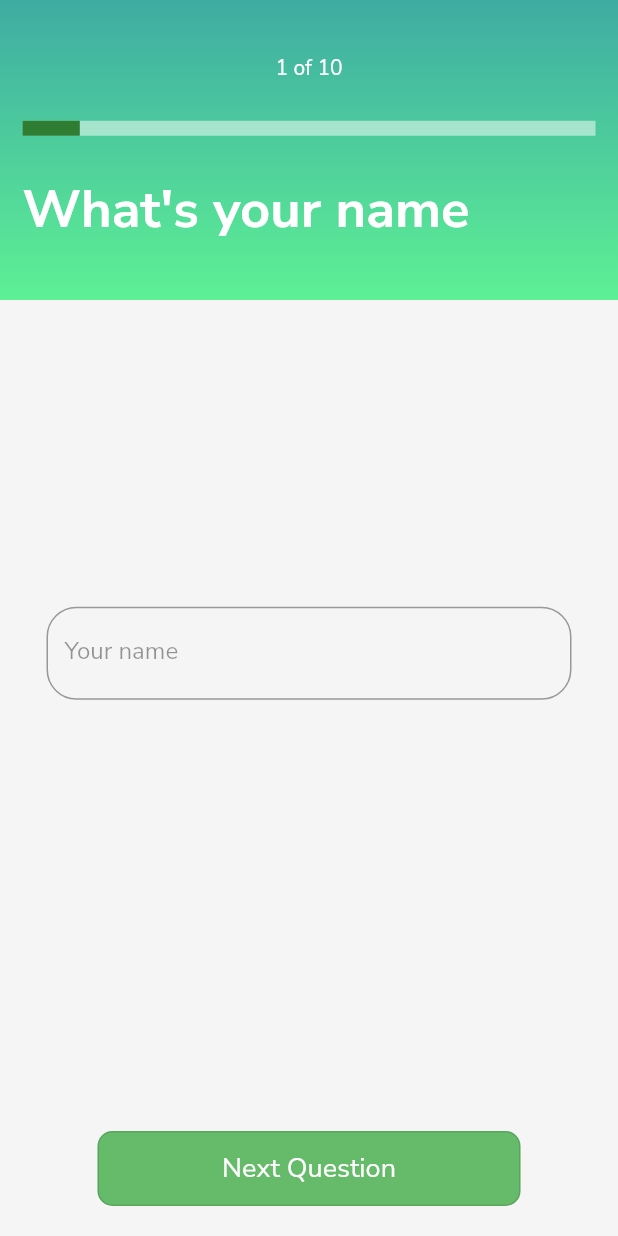
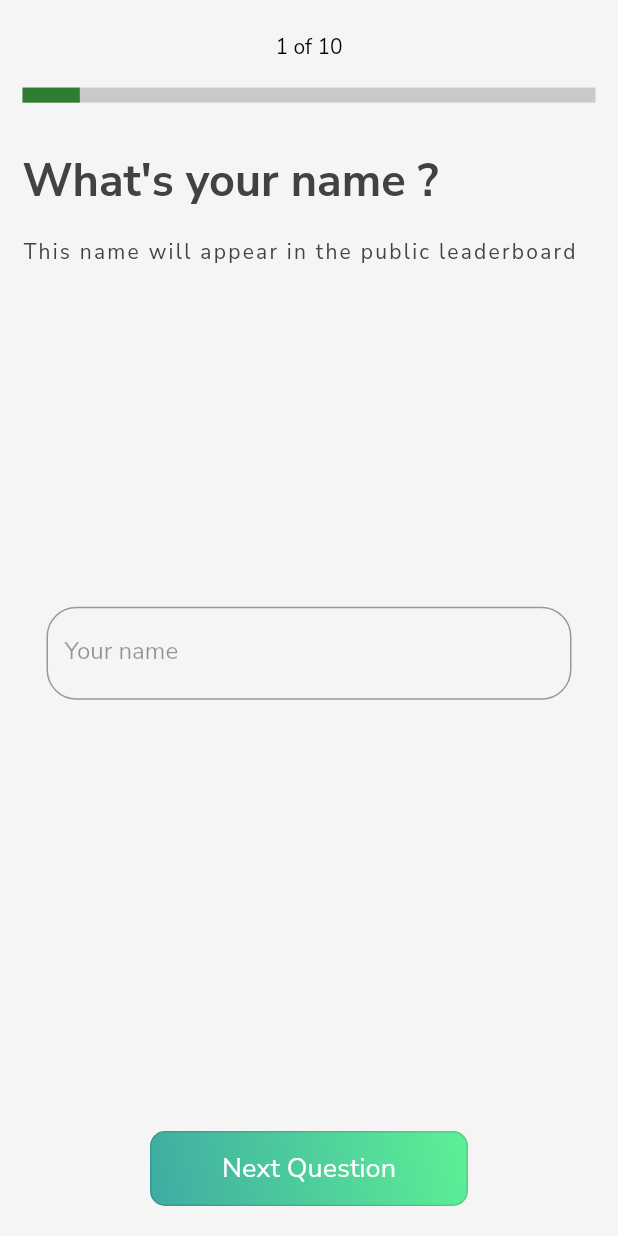
Before and after one commit to Nolab0/Jindo, a Flutter app: the screen it shows once a user with an empty profile is signed in, on a phone screen of 412 x 824 dp. Run offline on Flutter 3.47's test engine with Material 2 defaults, Android fonts, the light colour scheme and no system bars; our stand-ins replace cloud_firestore, firebase_auth, firebase_core, flutter_spinkit, google_fonts; accounts and stored records are empty.

Commit message:
improve design of the survey and bug fix

```diff
--- a/lib/business_logic/surveyLogic.dart
+++ b/lib/business_logic/surveyLogic.dart
@@ -35,7 +35,6 @@ void updateName(
 
 //Finish the survey, save the score in firebase and redirect to the main page
 void finishSurvey(UserData userData, int finalScore, BuildContext context) {
-  print(finalScore);
   DatabaseService(uid: userData.uid).updateUserData(userData.name, finalScore);
   Navigator.pushReplacement(
       context, MaterialPageRoute(builder: (context) => MainPage()));
--- a/lib/presentation/partialViews/habitCard.dart
+++ b/lib/presentation/partialViews/habitCard.dart
@@ -104,10 +104,7 @@ class _HabitCardState extends State<HabitCard> {
               Container(
                 width: 150,
                 child: Text(
-                  daysRemaining.toString() +
-                      " " +
-                      day +
-                      " remaining for the habit",
+                  daysRemaining.toString() + " " + day + " to go",
                   style: TextStyle(
                       fontSize: 13,
                       color: daysRemaining <= 2 ? Colors.red : Colors.black),
--- a/lib/presentation/utilities/color.dart
+++ b/lib/presentation/utilities/color.dart
@@ -4,8 +4,8 @@ import 'package:flutter/cupertino.dart';
 //return the gradient of the app.
 Gradient gradient() {
   return LinearGradient(
-      begin: Alignment.topCenter,
-      end: Alignment.bottomCenter,
+      begin: Alignment.bottomLeft,
+      end: Alignment.topRight,
       colors: [
         Color(0xff11998e).withOpacity(0.8),
         Color(0xff38ef7d).withOpacity(0.8)
--- a/lib/presentation/views/survey.dart
+++ b/lib/presentation/views/survey.dart
@@ -58,10 +58,9 @@ class _SurveyState extends State<Survey> {
                           children: [
                             Container(
                               padding: EdgeInsets.symmetric(
-                                  vertical: 10, horizontal: 15),
+                                  vertical: 5, horizontal: 15),
                               width: double.infinity,
                               height: 200,
-                              decoration: BoxDecoration(gradient: gradient()),
                               child: Column(
                                 crossAxisAlignment: CrossAxisAlignment.start,
                                 mainAxisAlignment:
@@ -72,18 +71,18 @@ class _SurveyState extends State<Survey> {
                                       (currentQuestion + 1).toString() +
                                           " of " +
                                           survey.totalQuestions.toString(),
-                                      style: TextStyle(color: Colors.white),
+                                      style: TextStyle(color: Colors.black),
                                     ),
                                   ),
                                   Padding(
-                                    padding: EdgeInsets.symmetric(vertical: 0),
+                                    padding: EdgeInsets.only(bottom: 15),
                                     child: LinearProgressIndicator(
                                         minHeight: 10,
                                         valueColor:
                                             AlwaysStoppedAnimation<Color>(
                                                 Colors.green[800]),
                                         backgroundColor:
-                                            Colors.white.withOpacity(0.5),
+                                            Colors.grey.withOpacity(0.5),
                                         value: (currentQuestion + 1) /
                                             survey.totalQuestions),
                                   ),
@@ -91,10 +90,18 @@ class _SurveyState extends State<Survey> {
                                     current.question,
                                     textAlign: TextAlign.left,
                                     style: TextStyle(
-                                        fontSize: 35,
-                                        color: Colors.white,
+                                        fontSize: 30,
+                                        color: Colors.grey[800],
                                         fontWeight: FontWeight.bold),
-                                  )
+                                  ),
+                                  Text(
+                                      current.type == questionType.textfield
+                                          ? "This name will appear in the public leaderboard"
+                                          : "",
+                                      style: TextStyle(
+                                          fontSize: 14,
+                                          letterSpacing: 1.5,
+                                          color: Colors.grey[800])),
                                 ],
                               ),
                             ),
@@ -111,21 +118,23 @@ class _SurveyState extends State<Survey> {
                                         fontSize: 18,
                                         color: Colors.red,
                                       )),
-                                  OutlinedButton(
+                                  Container(
+                                    decoration: BoxDecoration(
+                                        gradient: gradient(),
+                                        borderRadius:
+                                            BorderRadius.circular(10.0)),
+                                    child: OutlinedButton(
                                         style: ButtonStyle(
                                           shape: MaterialStateProperty.all(
                                               RoundedRectangleBorder(
                                                   borderRadius:
                                                       BorderRadius.circular(
                                                           10.0))),
-                                        backgroundColor:
-                                            MaterialStateProperty.all<Color>(
-                                                Colors.green[400]),
                                         ),
                                         onPressed: () {
                                           if (finished()) {
-                                          finishSurvey(
-                                              userData, currentScore, context);
+                                            finishSurvey(userData, currentScore,
+                                                context);
                                           }
                                           setState(() {
                                             validation = true;
@@ -136,8 +145,10 @@ class _SurveyState extends State<Survey> {
                                                     questionType.mcq &&
                                                 current.isAnswered()) {
                                               //update the score and go the next question
-                                            currentScore = updateScore(survey,
-                                                currentQuestion, currentScore);
+                                              currentScore = updateScore(
+                                                  survey,
+                                                  currentQuestion,
+                                                  currentScore);
                                             } else if (current.type ==
                                                     questionType.textfield &&
                                                 current.isAnswered()) {
@@ -155,7 +166,7 @@ class _SurveyState extends State<Survey> {
                                         },
                                         child: Container(
                                           alignment: Alignment.center,
-                                        width: 250,
+                                          width: 180,
                                           height: 50,
                                           child: Text(
                                             finished()
@@ -167,6 +178,7 @@ class _SurveyState extends State<Survey> {
                                                 fontWeight: FontWeight.w400),
                                           ),
                                         )),
+                                  ),
                                 ],
                               ),
                             ),
@@ -206,8 +218,11 @@ class _TFieldState extends State<TField> {
         decoration: InputDecoration(
           labelText: "Your name",
           labelStyle: TextStyle(color: Colors.black.withOpacity(0.4)),
-            border:
-                OutlineInputBorder(borderRadius: BorderRadius.circular(20))),
+          border: OutlineInputBorder(borderRadius: BorderRadius.circular(20)),
+          focusedBorder: OutlineInputBorder(
+              borderRadius: BorderRadius.circular(20),
+              borderSide: BorderSide(color: Colors.green, width: 2)),
+        ),
         onChanged: (String s) {
           name = s;
           widget.question.answer = name;
@@ -232,6 +247,7 @@ class _McQuestionState extends State<McQuestion> {
   Widget build(BuildContext context) {
     return Expanded(
       child: ListView.builder(
+        physics: NeverScrollableScrollPhysics(), //block the scrolling
         itemCount: widget.question.answers.length,
         itemBuilder: (BuildContext context, int index) {
           return GestureDetector(
```
Also changed, not shown: assets/data/survey.json (+31 -31 lines), lib/presentation/partialViews/answerCard.dart (+7 -5 lines). Lines whose indentation alone changed are shown as unchanged.
